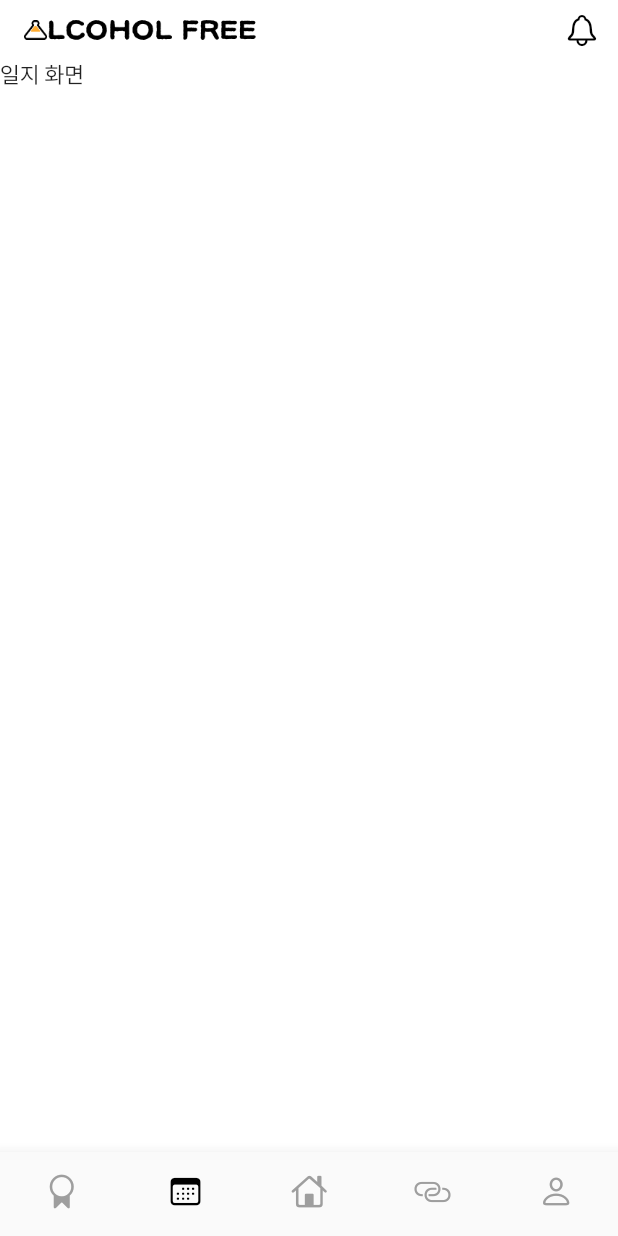
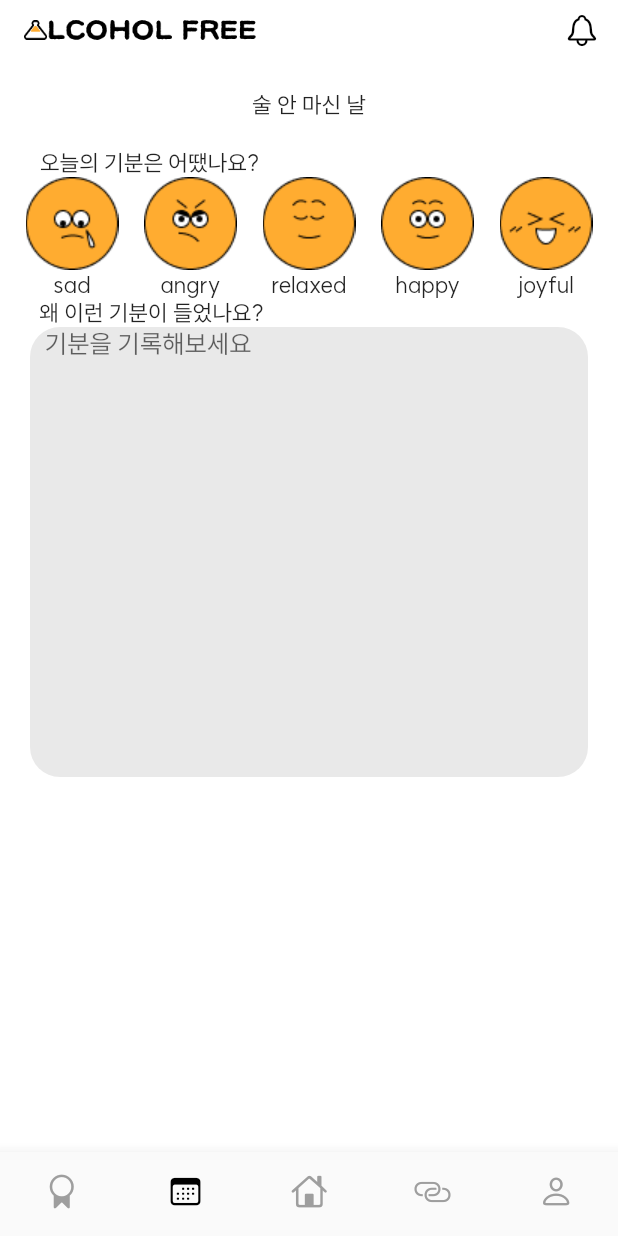
Before and after one commit to coitloz88/Alcohol-Free, a Flutter app: the screen it shows after launch, item 2 of the bottom bar chosen, on a phone screen of 412 x 824 dp. Run offline on Flutter 3.47's test engine with Material 2 defaults, Android fonts, the phone set to English and light mode, and no system bars; our stand-ins replace cloud_firestore, firebase_auth, firebase_core, flutter_local_notifications, font_awesome_flutter, get and 2 more; missing offline and left inert: flutter_timeline_calendar; accounts and stored records are empty; network calls fail; project files that could hold a hidden picture were left out.

Commit message:
안마신날 저널 추가 (#48)

```diff
--- a/lib/app/data/enums/journal_icon.dart
+++ b/lib/app/data/enums/mood_type.dart
@@ -1,15 +1,15 @@
-enum JournalIcon {
+enum MoodType {
+  sad("sad"),
+  angry("angry"),
+  relaxed("relaxed"),
   happy("happy"),
-  sad("sad"),
-  soso("soso"),
-  angry("angry"),
-  joy("joy");
+  joyful("joyful");
 
-  const JournalIcon(this.iconPath);
+  const MoodType(this.iconPath);
 
   final String iconPath;
 
-  factory JournalIcon.fromPath(String path) {
+  factory MoodType.fromPath(String path) {
     return values.firstWhere((element) => element.iconPath == path);
   }
 
--- a/lib/app/data/models/day_based_requisite.dart
+++ b/lib/app/data/models/day_based_requisite.dart
@@ -24,7 +24,7 @@ class DayBased extends Requisite {
       "금주",
       (json['from'] as Timestamp).toDate(),
       (json['to'] as Timestamp).toDate(),
-      json['ratio'] as double,
+      json['ratio'].toDouble(),
       json['isCompleted'] as bool,
     );
     return dayBased;
--- a/lib/app/data/models/drinking_journal.dart
+++ b/lib/app/data/models/drinking_journal.dart
@@ -1,6 +1,6 @@
 import 'dart:developer';
 
-import 'package:alcohol_free/app/data/enums/journal_icon.dart';
+import 'package:alcohol_free/app/data/enums/mood_type.dart';
 import 'package:alcohol_free/app/data/enums/journal_type.dart';
 import 'package:alcohol_free/app/data/enums/level_of_being_drunk.dart';
 import 'package:alcohol_free/app/data/models/alcohol.dart';
@@ -13,7 +13,7 @@ class DrinkingJournal implements Journal {
   @override
   String description;
   @override
-  JournalIcon icon;
+  MoodType icon;
   @override
   late String jid;
 
@@ -54,7 +54,7 @@ class DrinkingJournal implements Journal {
 
     DrinkingJournal journal = DrinkingJournal(
       (json['date'] as Timestamp).toDate(),
-      JournalIcon.fromPath(json['icon']),
+      MoodType.fromPath(json['icon']),
       json['description'] as String,
       json['why'] as String,
       json['where'] as String,
--- a/lib/app/data/models/journal.dart
+++ b/lib/app/data/models/journal.dart
@@ -1,4 +1,4 @@
-import 'package:alcohol_free/app/data/enums/journal_icon.dart';
+import 'package:alcohol_free/app/data/enums/mood_type.dart';
 import 'package:alcohol_free/app/data/enums/journal_type.dart';
 import 'package:alcohol_free/app/data/models/sobriety_journal.dart';
 
@@ -6,7 +6,7 @@ import 'drinking_journal.dart';
 
 abstract class Journal {
   DateTime date;
-  JournalIcon icon;
+  MoodType icon;
   String description;
 
   late String jid;
--- a/lib/app/data/models/sobriety_journal.dart
+++ b/lib/app/data/models/sobriety_journal.dart
@@ -2,7 +2,7 @@ import 'package:alcohol_free/app/data/enums/journal_type.dart';
 import 'package:alcohol_free/app/data/models/journal.dart';
 import 'package:cloud_firestore/cloud_firestore.dart';
 
-import '../enums/journal_icon.dart';
+import '../enums/mood_type.dart';
 
 class SobrietyJournal implements Journal {
   @override
@@ -10,7 +10,7 @@ class SobrietyJournal implements Journal {
   @override
   String description;
   @override
-  JournalIcon icon;
+  MoodType icon;
   @override
   late String jid;
 
@@ -21,7 +21,7 @@ class SobrietyJournal implements Journal {
 
     SobrietyJournal journal = SobrietyJournal(
       (json['date'] as Timestamp).toDate(),
-      JournalIcon.fromPath(json['icon']),
+      MoodType.fromPath(json['icon']),
       json['description'] as String,
     );
 
--- /dev/null
+++ b/lib/app/modules/sobriety_journal/local_widgets/journal_heading.dart
@@ -0,0 +1,15 @@
+import 'package:flutter/material.dart';
+
+class JournalHeading extends StatelessWidget {
+  const JournalHeading(this.heading, {super.key});
+  final String heading;
+  @override
+  Widget build(BuildContext context) {
+    return Padding(
+      padding: const EdgeInsetsDirectional.fromSTEB(0, 20, 0, 0),
+      child: Text(
+        heading,
+      ),
+    );
+  }
+}
--- /dev/null
+++ b/lib/app/modules/sobriety_journal/sobriety_journal_page.dart
@@ -0,0 +1,24 @@
+import 'package:alcohol_free/app/modules/sobriety_journal/local_widgets/journal_heading.dart';
+import 'package:alcohol_free/app/widgets/mood_selection_row.dart';
+import 'package:alcohol_free/app/widgets/textbox_with_heading.dart';
+import 'package:flutter/cupertino.dart';
+import 'package:flutter/material.dart';
+
+class SobrietyJournalPageView extends StatelessWidget {
+  const SobrietyJournalPageView({super.key});
+
+  @override
+  Widget build(BuildContext context) {
+    return Column(
+      children: const [
+        JournalHeading("술 안 마신 날"),
+        MoodSelectionRow(),
+        TextBoxWithHeading(
+          heading: "왜 이런 기분이 들었나요?",
+          hint: "기분을 기록해보세요",
+          height: 300,
+        ),
+      ],
+    );
+  }
+}
--- /dev/null
+++ b/lib/app/modules/sobriety_journal/sobriety_journal_page_controller.dart
@@ -0,0 +1,5 @@
+import 'package:get/get.dart';
+
+class SobrietyJournalPageController extends GetxController {
+
+}
--- /dev/null
+++ b/lib/app/widgets/mood_selection_row.dart
@@ -0,0 +1,57 @@
+import 'package:alcohol_free/app/data/enums/mood_type.dart';
+import 'package:flutter/material.dart';
+
+class MoodSelectionRow extends StatelessWidget {
+  const MoodSelectionRow({Key? key}) : super(key: key);
+
+  @override
+  Widget build(BuildContext context) {
+    return Column(
+      children: [
+        const Align(
+          alignment: AlignmentDirectional(-0.8, 0),
+          child: Padding(
+            padding: EdgeInsetsDirectional.fromSTEB(0, 20, 0, 0),
+            child: Text(
+              '오늘의 기분은 어땠나요?',
+            ),
+          ),
+        ),
+        Row(
+          mainAxisSize: MainAxisSize.max,
+          mainAxisAlignment: MainAxisAlignment.spaceEvenly,
+          children: const [
+            MoodButton(MoodType.sad),
+            MoodButton(MoodType.angry),
+            MoodButton(MoodType.relaxed),
+            MoodButton(MoodType.happy),
+            MoodButton(MoodType.joyful),
+          ],
+        )
+      ],
+    );
+  }
+}
+
+class MoodButton extends StatefulWidget {
+  const MoodButton(this.moodType, {Key? key}) : super(key: key);
+  final MoodType moodType;
+
+  @override
+  State<MoodButton> createState() => _MoodButtonState();
+}
+
+class _MoodButtonState extends State<MoodButton> {
+  @override
+  Widget build(BuildContext context) {
+    return GestureDetector(
+      onTap: () => print("${widget.moodType.name} pressed"),
+      child: Column(
+        children: [
+          Image.asset('assets/images/${widget.moodType.name}.png'),
+          Text(widget.moodType.name)
+        ],
+      ),
+    );
+  }
+}
--- /dev/null
+++ b/lib/app/widgets/textbox_with_heading.dart
@@ -0,0 +1,51 @@
+
+import 'package:flutter/material.dart';
+
+class TextBoxWithHeading extends StatefulWidget {
+  const TextBoxWithHeading(
+      {required this.heading, this.hint, required this.height, Key? key})
+      : super(key: key);
+
+  final String heading;
+  final String? hint;
+  final double height;
+
+  @override
+  State<TextBoxWithHeading> createState() => _TextBoxWithHeadingState();
+}
+
+class _TextBoxWithHeadingState extends State<TextBoxWithHeading> {
+  TextEditingController textEditingController = TextEditingController();
+
+  @override
+  Widget build(BuildContext context) {
+    return Column(
+      children: [
+        Align(
+          alignment: AlignmentDirectional(-0.8, 0),
+          child: Text(
+            widget.heading,
+          ),
+        ),
+        Container(
+          height: widget.height,
+          decoration: BoxDecoration(
+            color: const Color(0x25686767),
+            borderRadius: BorderRadius.circular(20),
+          ),
+          margin: const EdgeInsetsDirectional.fromSTEB(20, 0, 20, 0),
+          child: TextFormField(
+            maxLines: null,
+            expands: true,
+            controller: textEditingController,
+            decoration: InputDecoration(
+              hintText: widget.hint,
+              contentPadding: const EdgeInsetsDirectional.fromSTEB(10, 0, 0, 0),
+              border: InputBorder.none,
+            ),
+          ),
+        )
+      ],
+    );
+  }
+}
--- a/lib/main.dart
+++ b/lib/main.dart
@@ -8,6 +8,7 @@ import 'package:alcohol_free/app/data/models/requisite.dart';
 import 'package:alcohol_free/app/data/providers/firebase_auth_provider.dart';
 import 'package:alcohol_free/app/data/services/auth_service/auth_service.dart';
 import 'package:alcohol_free/app/data/services/promise_service/promise_service.dart';
+import 'package:alcohol_free/app/modules/sobriety_journal/sobriety_journal_page.dart';
 import 'package:alcohol_free/core/languages/app_localizations.dart';
 import 'package:alcohol_free/core/utils/app_initializations.dart';
 import 'package:firebase_auth/firebase_auth.dart';
@@ -82,7 +83,7 @@ class BottomNavigator extends StatefulWidget {
 class _BottomNavigatorState extends State<BottomNavigator> {
   final List<Widget> _widgetOptions = [
     PromisePageView(),
-    const Text('일지 화면'),
+    SobrietyJournalPageView(),
     HomePageView(),
     const Text('커뮤니티 화면'),
     const Text('마이 화면'),
@@ -91,19 +92,6 @@ class _BottomNavigatorState extends State<BottomNavigator> {
 
   @override
   Widget build(BuildContext context) {
-    AuthService.to
-        .signInWithEmailAndPassword("test@test.com", "password1234")
-        .then((value) {
-      Future.delayed(Duration(seconds: 5)).then((value) {
-        PromiseService.to.createPromise(
-            "name",
-            DateTime.now(),
-            DateTime.now(),
-            DayBased("sample", DateTime.now(), DateTime.now(), 0.0, true),
-            LevelOfAccess.public,
-            "memo", <AlcoholFreeUser>[]);
-      });
-    });
     return GetBuilder<MainViewController>(
       init: MainViewController(),
       builder: (controller) {
--- a/pubspec.yaml
+++ b/pubspec.yaml
@@ -73,9 +73,7 @@ flutter:
 
   # To add assets to your application, add an assets section, like this:
   assets:
-    - assets/images/logo_app_bar.png
-    - assets/images/empty_profile_circle.png
-    - assets/images/empty_profile.png
+    - assets/images/
 
   # An image asset can refer to one or more resolution-specific "variants", see
   # https://flutter.dev/assets-and-images/#resolution-aware
```
Also changed, not shown: assets/images/angry.png (added), assets/images/happy.png (added), assets/images/joyful.png (added), assets/images/relaxed.png (added), assets/images/sad.png (added).
